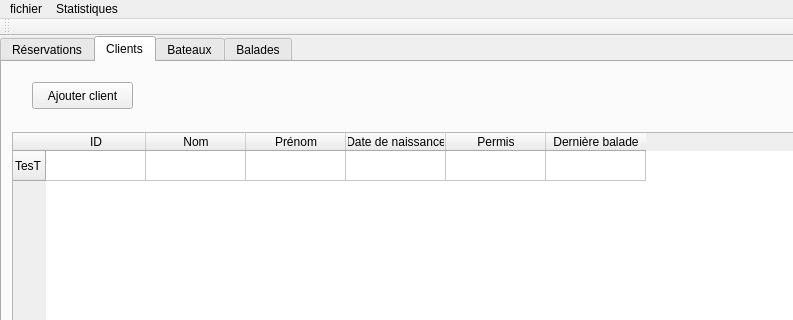
The window that Code/mainwindow.ui (GenieLog/TP2_GestionDeFlotte) describes before a commit, drawn with Qt 5; both pictures show x 0 to 793 and y 0 to 320 of the 991 by 554 pixel window.
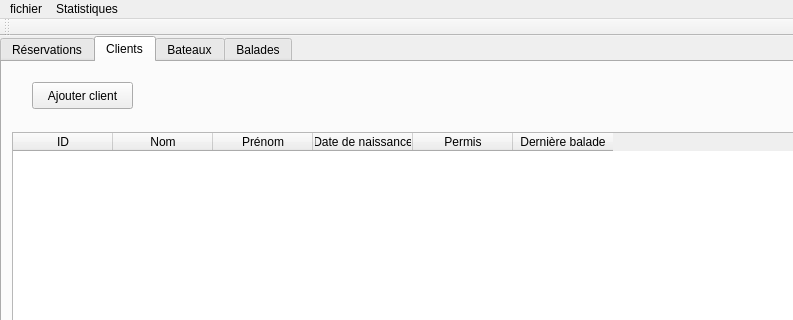
The same window after the commit.

```diff
--- a/Code/mainwindow.ui
+++ b/Code/mainwindow.ui
@@ -129,11 +129,6 @@
       <attribute name="horizontalHeaderMinimumSectionSize">
        <number>29</number>
       </attribute>
-      <row>
-       <property name="text">
-        <string>TesT</string>
-       </property>
-      </row>
       <column>
        <property name="text">
         <string>ID</string>
```
